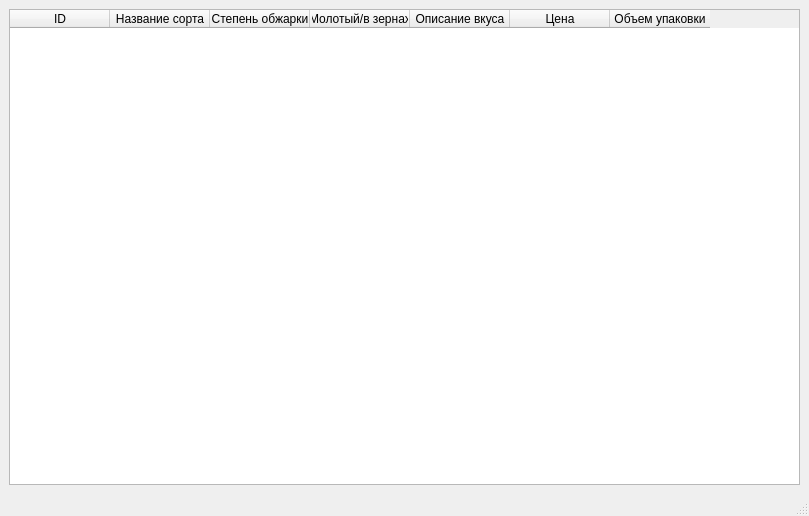
Qt form main.ui (egor-hub/YL_Espresso) before a commit.
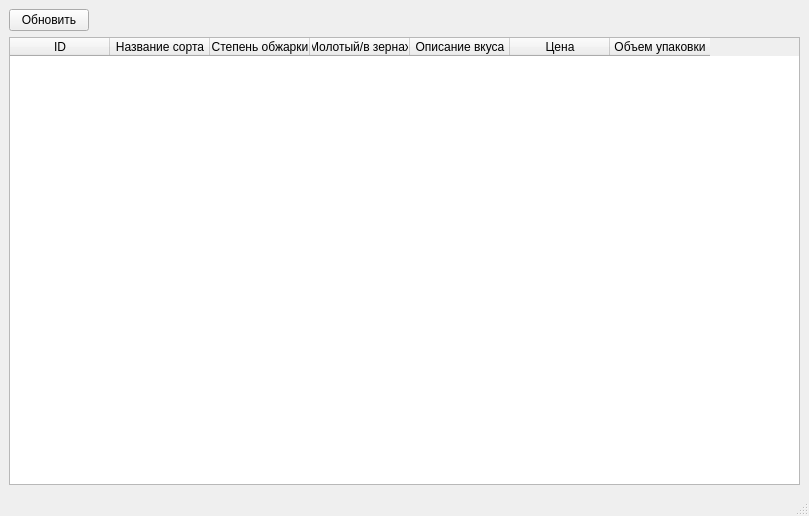
The same form after that commit.

Commit message: Table update button

Patch:
```diff
--- a/main.ui
+++ b/main.ui
@@ -15,7 +15,7 @@
   </property>
   <widget class="QWidget" name="centralwidget">
    <layout class="QGridLayout" name="gridLayout">
-    <item row="0" column="0">
+    <item row="1" column="0">
      <widget class="QTableWidget" name="table">
       <column>
        <property name="text">
@@ -54,6 +54,19 @@
       </column>
      </widget>
     </item>
+    <item row="0" column="0">
+     <widget class="QPushButton" name="btn_update">
+      <property name="sizePolicy">
+       <sizepolicy hsizetype="Fixed" vsizetype="Fixed">
+        <horstretch>0</horstretch>
+        <verstretch>0</verstretch>
+       </sizepolicy>
+      </property>
+      <property name="text">
+       <string>Обновить</string>
+      </property>
+     </widget>
+    </item>
    </layout>
   </widget>
   <widget class="QMenuBar" name="menubar">
```
The commit also changes 1 other file.
